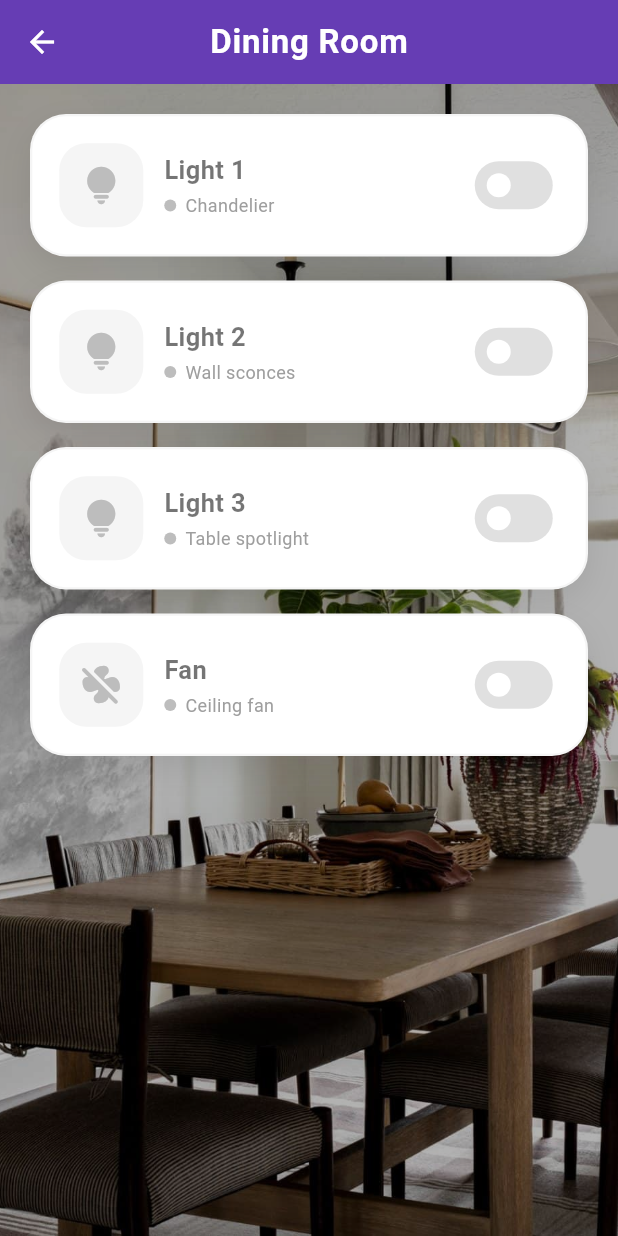
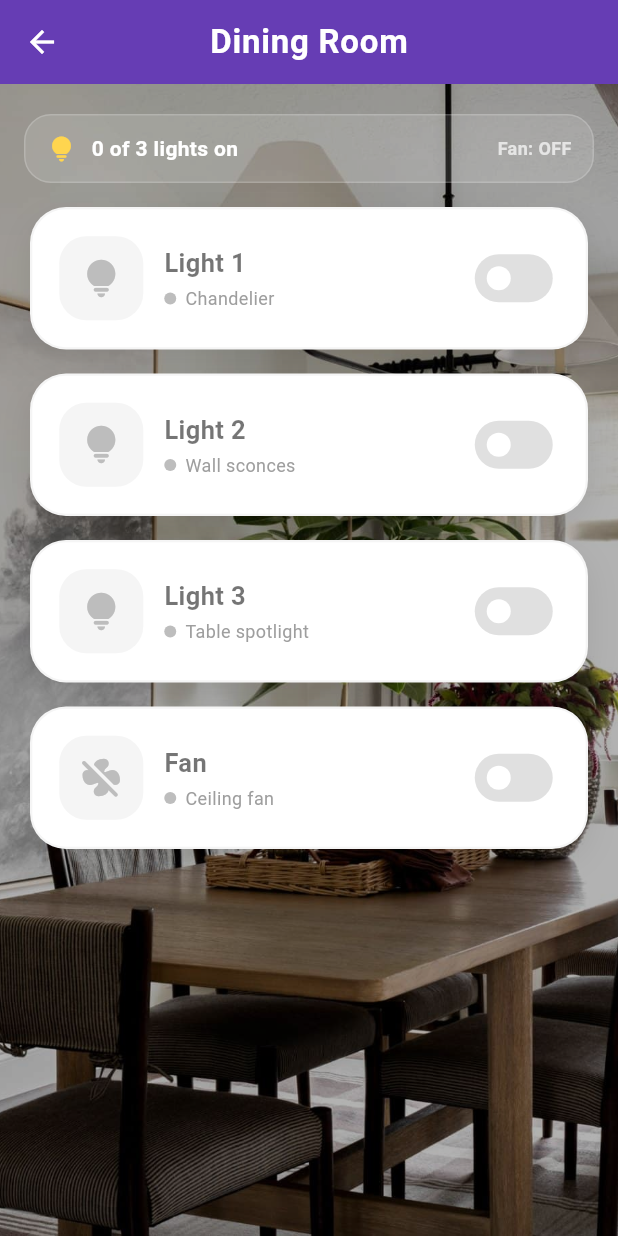
Before and after one commit to shyamrajpr7/home-app, a Flutter app: the DiningRoomPage screen opened directly, on a phone screen of 412 x 824 dp. Run offline on Flutter 3.47's test engine with Material 3 defaults, Android fonts, the light colour scheme and no system bars; our stand-ins replace firebase_core, firebase_database, flutter_tts, image_picker, sleek_circular_slider, speech_to_text; accounts and stored records are empty; statements that could not run were skipped.

Commit message:
UI: add lights summary badge to dining room

```diff
--- a/lib/dining.dart
+++ b/lib/dining.dart
@@ -49,6 +49,49 @@
             padding: const EdgeInsets.fromLTRB(16, 20, 16, 28),
             child: Column(
               children: [
+                // ── Lights Summary ──
+                Container(
+                  margin: const EdgeInsets.only(bottom: 16),
+                  padding: const EdgeInsets.symmetric(
+                    horizontal: 14,
+                    vertical: 12,
+                  ),
+                  decoration: BoxDecoration(
+                    color: Colors.white.withValues(alpha: 0.12),
+                    borderRadius: BorderRadius.circular(18),
+                    border: Border.all(
+                      color: Colors.white.withValues(alpha: 0.18),
+                    ),
+                  ),
+                  child: Row(
+                    children: [
+                      const Icon(
+                        Icons.lightbulb_rounded,
+                        color: Color(0xFFFFD54F),
+                        size: 20,
+                      ),
+                      const SizedBox(width: 10),
+                      Expanded(
+                        child: Text(
+                          "${_countLightsOn()} of 3 lights on",
+                          style: const TextStyle(
+                            color: Colors.white,
+                            fontSize: 14,
+                            fontWeight: FontWeight.w600,
+                          ),
+                        ),
+                      ),
+                      Text(
+                        "Fan: ${_fanOn ? "ON" : "OFF"}",
+                        style: const TextStyle(
+                          color: Colors.white70,
+                          fontSize: 12,
+                          fontWeight: FontWeight.w600,
+                        ),
+                      ),
+                    ],
+                  ),
+                ),
                 // 🔆 Light 1
                 _buildControlCard(
                   title: "Light 1",
@@ -324,6 +367,10 @@
     );
   }
 
+  int _countLightsOn() {
+    return [_light1On, _light2On, _light3On].where((on) => on).length;
+  }
+
   /// Snackbar helper
   void _showSnackBar(String message) {
     ScaffoldMessenger.of(context).showSnackBar(
```
